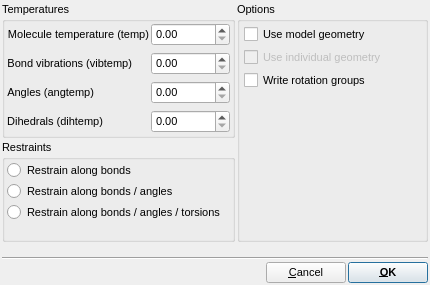
trisyoungs/aten, file src/plugins/io_epsr/atoexportoptions.ui: the form before one commit.
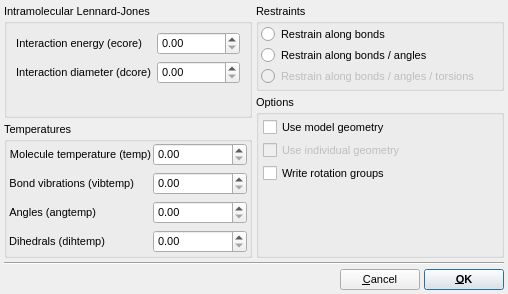
The form after the commit.

Commit message: Removed checks for file existence / readability in FilePlugin::isRelatedToFile(), since this would obviously break detection of saved file formats. Updated TODO2. Finalised EPSR Ato export (except for DIH terms). Calling FileSelectorWidget::setSelectedFilename() now updates current directory in UI, and removes path from filename. Updated pdb export plugin to proceed even if a valud pattern definition is not present.

```diff
--- a/src/plugins/io_epsr/atoexportoptions.ui
+++ b/src/plugins/io_epsr/atoexportoptions.ui
@@ -6,8 +6,8 @@
    <rect>
     <x>0</x>
     <y>0</y>
-    <width>430</width>
-    <height>285</height>
+    <width>508</width>
+    <height>294</height>
    </rect>
   </property>
   <property name="font">
@@ -18,26 +18,73 @@
   <property name="windowTitle">
    <string>EPSR Atofile Export Options</string>
   </property>
-  <layout class="QVBoxLayout" name="verticalLayout_4">
+  <layout class="QVBoxLayout" name="verticalLayout_5">
    <property name="spacing">
-    <number>2</number>
+    <number>4</number>
    </property>
    <property name="leftMargin">
-    <number>2</number>
+    <number>4</number>
    </property>
    <property name="topMargin">
-    <number>2</number>
+    <number>4</number>
    </property>
    <property name="rightMargin">
-    <number>2</number>
+    <number>4</number>
    </property>
    <property name="bottomMargin">
-    <number>2</number>
+    <number>4</number>
    </property>
    <item>
     <layout class="QHBoxLayout" name="horizontalLayout_2">
      <item>
       <layout class="QVBoxLayout" name="verticalLayout">
+       <item>
+        <widget class="QGroupBox" name="groupBox">
+         <property name="title">
+          <string>Intramolecular Lennard-Jones</string>
+         </property>
+         <layout class="QFormLayout" name="formLayout_2">
+          <item row="0" column="0">
+           <widget class="QLabel" name="label_5">
+            <property name="sizePolicy">
+             <sizepolicy hsizetype="Minimum" vsizetype="Preferred">
+              <horstretch>0</horstretch>
+              <verstretch>0</verstretch>
+             </sizepolicy>
+            </property>
+            <property name="text">
+             <string>Interaction energy (ecore)</string>
+            </property>
+            <property name="alignment">
+             <set>Qt::AlignRight|Qt::AlignTrailing|Qt::AlignVCenter</set>
+            </property>
+           </widget>
+          </item>
+          <item row="0" column="1">
+           <widget class="QDoubleSpinBox" name="ECoreSpin"/>
+          </item>
+          <item row="1" column="0">
+           <widget class="QLabel" name="label_6">
+            <property name="sizePolicy">
+             <sizepolicy hsizetype="Minimum" vsizetype="Preferred">
+              <horstretch>0</horstretch>
+              <verstretch>0</verstretch>
+             </sizepolicy>
+            </property>
+            <property name="text">
+             <string>Interaction diameter (dcore)</string>
+            </property>
+            <property name="alignment">
+             <set>Qt::AlignRight|Qt::AlignTrailing|Qt::AlignVCenter</set>
+            </property>
+           </widget>
+          </item>
+          <item row="1" column="1">
+           <widget class="QDoubleSpinBox" name="DCoreSpin"/>
+          </item>
+         </layout>
+        </widget>
+       </item>
        <item>
         <widget class="QGroupBox" name="TemperaturesGroup">
          <property name="title">
@@ -154,6 +201,10 @@
          </layout>
         </widget>
        </item>
+      </layout>
+     </item>
+     <item>
+      <layout class="QVBoxLayout" name="verticalLayout_4">
        <item>
         <widget class="QGroupBox" name="RestraintsGroup">
          <property name="sizePolicy">
@@ -197,6 +248,9 @@
           </item>
           <item>
            <widget class="QRadioButton" name="RestrainBondsAnglesTorsionsRadio">
+            <property name="enabled">
+             <bool>false</bool>
+            </property>
             <property name="text">
              <string>Restrain along bonds / angles / torsions</string>
             </property>
@@ -218,8 +272,6 @@
          </layout>
         </widget>
        </item>
-      </layout>
-     </item>
      <item>
       <widget class="QGroupBox" name="OptionsGroup">
        <property name="title">
@@ -289,6 +341,8 @@
         </item>
        </layout>
       </widget>
+       </item>
+      </layout>
      </item>
     </layout>
    </item>
```
Lines whose indentation alone changed are shown as unchanged. The commit also changes 7 other files.
